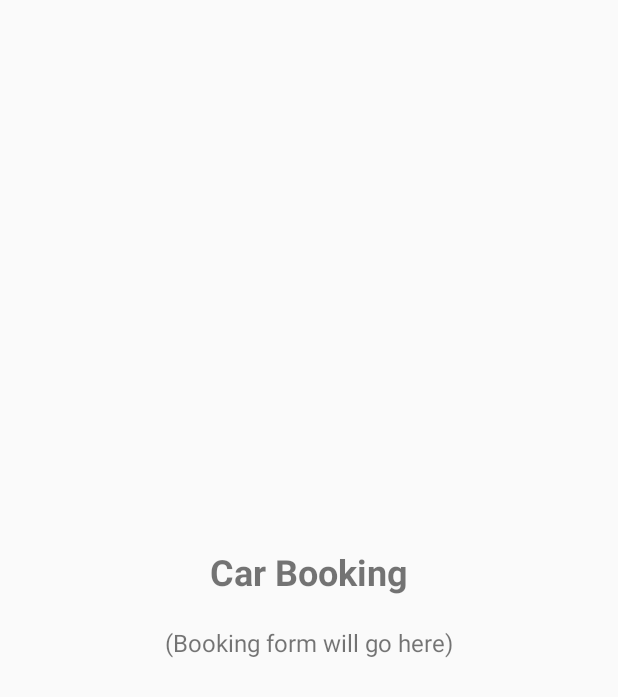
After one commit to Carlover21/RH_Rentals, an Android app built with Jetpack Compose: the layout activity_booking.xml on its own in the app's theme, with its tools: preview values and no code run, on a phone screen of 412 x 824 dp. The commit adds this screen. Shown: the top 697 px of the screen. Run offline under Robolectric (Android 15) with nearby library versions, the phone set to English and light mode, and no system bars.

Commit message:
fixed bugs with the build.gradle.kts and added activity_booking.xml and activity_car_list.xml pages

```diff
--- a/app/src/main/java/com/rh/rentals/BookingActivity.java
+++ b/app/src/main/java/com/rh/rentals/BookingActivity.java
@@ -7,6 +7,6 @@ public class BookingActivity extends AppCompatActivity {
     @Override
     protected void onCreate(Bundle savedInstanceState) {
         super.onCreate(savedInstanceState);
-        setContentView(R.layout.activity_booking);  // You'll create this layout later
+        setContentView(R.layout.activity_booking);
     }
 }
--- a/app/src/main/java/com/rh/rentals/CarListActivity.java
+++ b/app/src/main/java/com/rh/rentals/CarListActivity.java
@@ -4,9 +4,10 @@ import android.os.Bundle;
 import androidx.appcompat.app.AppCompatActivity;
 
 public class CarListActivity extends AppCompatActivity {
+
     @Override
     protected void onCreate(Bundle savedInstanceState) {
         super.onCreate(savedInstanceState);
-        setContentView(R.layout.activity_car_list);  // You'll create this layout later
+        setContentView(R.layout.activity_car_list);  // Ensure this matches your layout file
     }
 }
--- a/app/src/main/java/com/rh/rentals/MainActivity.java
+++ b/app/src/main/java/com/rh/rentals/MainActivity.java
@@ -10,7 +10,7 @@ public class MainActivity extends AppCompatActivity {
     @Override
     protected void onCreate(Bundle savedInstanceState) {
         super.onCreate(savedInstanceState);
-        setContentView(R.layout.activity_main);  // Sets the layout for the home screen
+        setContentView(R.layout.activity_main);
 
         // Set up click listener for the "View Cars" button
         findViewById(R.id.btnViewCars).setOnClickListener(new View.OnClickListener() {
--- /dev/null
+++ b/app/src/main/res/layout/activity_booking.xml
@@ -0,0 +1,27 @@
+<LinearLayout xmlns:android="http://schemas.android.com/apk/res/android"
+    android:layout_width="match_parent"
+    android:layout_height="match_parent"
+    android:orientation="vertical"
+    android:padding="16dp"
+    android:gravity="center">
+
+    <!-- Title for the Booking Screen -->
+    <TextView
+        android:id="@+id/txtBookingTitle"
+        android:layout_width="wrap_content"
+        android:layout_height="wrap_content"
+        android:text="Car Booking"
+        android:textSize="24sp"
+        android:textStyle="bold"
+        android:layout_marginBottom="20dp" />
+
+    <!-- Placeholder for Booking Form -->
+    <TextView
+        android:id="@+id/txtBookingPlaceholder"
+        android:layout_width="wrap_content"
+        android:layout_height="wrap_content"
+        android:text="(Booking form will go here)"
+        android:textSize="16sp"
+        android:layout_marginBottom="20dp" />
+
+</LinearLayout>
```
Also changed, not shown: app/build.gradle.kts (+8 -2 lines), app/src/main/res/layout/activity_car_list.xml (added, +27 -0 lines), app/src/main/res/layout/activity_main.xml (added, +33 -0 lines).
